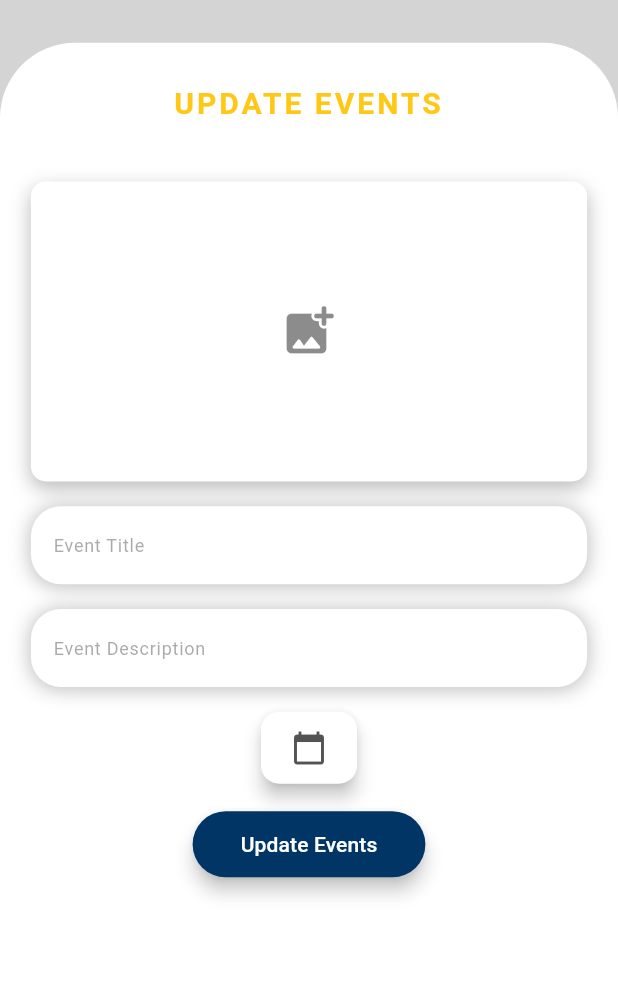
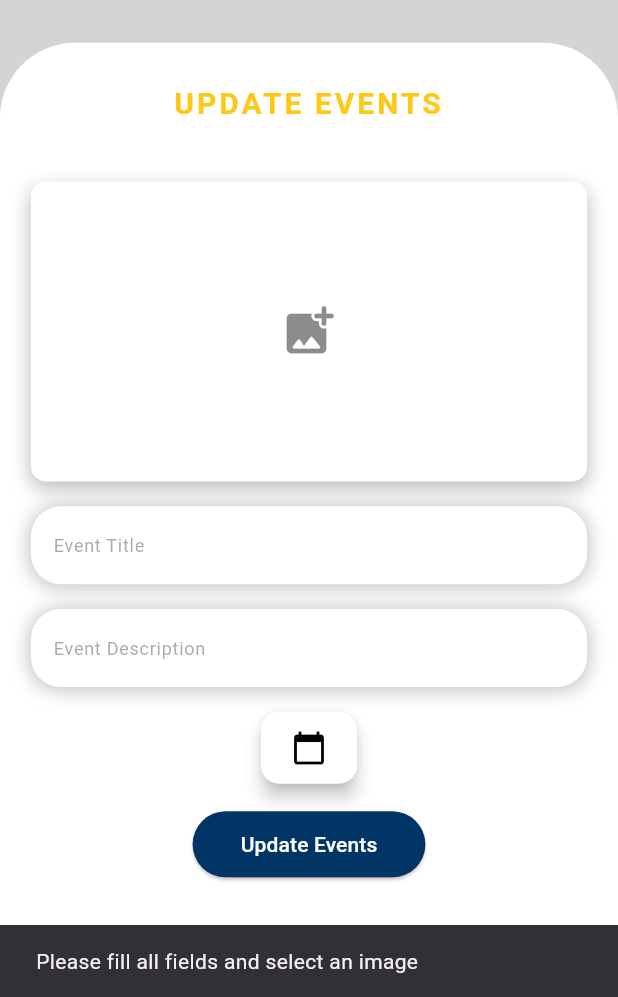
Before and after one commit to hammadak03/MUET-Admin, a Flutter app: the UpdateEventsScreen screen opened by its route, after a tap on "Update Events", on a phone screen of 412 x 824 dp, the part 239-1236 px from its top. Run offline on Flutter 3.47's test engine with Material 3 defaults, Android fonts, the phone set to English and light mode, and no system bars; our stand-ins replace cloud_firestore, firebase_core, firebase_storage, get, image_picker; accounts and stored records are empty.

Commit message:
Added funtion to upload data to firestore database in update_events_screen.dart

```diff
--- a/lib/screens/update_events_screen.dart
+++ b/lib/screens/update_events_screen.dart
@@ -1,5 +1,8 @@
 import 'package:flutter/material.dart';
 import 'package:image_picker/image_picker.dart';
+import 'package:firebase_storage/firebase_storage.dart';
+import 'package:cloud_firestore/cloud_firestore.dart';
+import 'dart:io';
 import '../utils/colors.dart';
 import '../utils/screen_utils.dart';
 import '../widgets/custom_textfield.dart';
@@ -22,9 +25,9 @@ class _UpdateEventsScreenState extends State<UpdateEventsScreen> {
 
   @override
   void dispose() {
-    super.dispose();
     _titleController.dispose();
     _descriptionController.dispose();
+    super.dispose();
   }
 
   Future<XFile?> _pickImage() async {
@@ -49,6 +52,42 @@ class _UpdateEventsScreenState extends State<UpdateEventsScreen> {
     }
   }
 
+  Future<void> _uploadEvent() async {
+    if (_titleController.text.isEmpty ||
+        _descriptionController.text.isEmpty ||
+        _selectedDate == null ||
+        _image == null) {
+      ScaffoldMessenger.of(context).showSnackBar(
+        SnackBar(content: Text('Please fill all fields and select an image')),
+      );
+      return;
+    }
+
+    try {
+      // Upload image to Firebase Storage
+      final storageRef = FirebaseStorage.instance.ref();
+      final imageRef = storageRef.child('events/${_image!.name}');
+      await imageRef.putFile(File(_image!.path));
+      final imageUrl = await imageRef.getDownloadURL();
+
+      // Upload event data to Firestore
+      await FirebaseFirestore.instance.collection('events').add({
+        'title': _titleController.text,
+        'description': _descriptionController.text,
+        'date': _selectedDate!.toIso8601String(),
+        'imageUrl': imageUrl,
+      });
+
+      ScaffoldMessenger.of(context).showSnackBar(
+        SnackBar(content: Text('Event updated successfully')),
+      );
+    } catch (e) {
+      ScaffoldMessenger.of(context).showSnackBar(
+        SnackBar(content: Text('Failed to update event: $e')),
+      );
+    }
+  }
+
   @override
   Widget build(BuildContext context) {
     return Scaffold(
@@ -58,6 +97,7 @@ class _UpdateEventsScreenState extends State<UpdateEventsScreen> {
           children: [
             CustomBackground(
               title: 'Update Events',
+              child: SingleChildScrollView(
                 child: Padding(
                   padding: EdgeInsets.symmetric(horizontal: ScreenUtils.width(context) * 0.05),
                   child: Column(
@@ -97,25 +137,22 @@ class _UpdateEventsScreenState extends State<UpdateEventsScreen> {
                         child: const Icon(
                           Icons.calendar_today,
                           size: 24,
-                        color: textColor,
+                          color: Colors.black,
                         ),
                       ),
                       SizedBox(
                         height: ScreenUtils.height(context) * 0.02,
                       ),
                       ElevatedButton(
-                      onPressed: () {
-                        // Handle form submission
-                      },
+                        onPressed: _uploadEvent,
                         style: ElevatedButton.styleFrom(
                           backgroundColor: darkBlueColor,
                           padding: const EdgeInsets.symmetric(horizontal: 32, vertical: 12),
-                        elevation: 5,
                         ),
-
                         child: const Text('Update Events', style: TextStyle(color: Colors.white),),
                       ),
                     ],
+                  ),
                 ),
               ),
             ),
--- a/pubspec.yaml
+++ b/pubspec.yaml
@@ -38,6 +38,8 @@ dependencies:
   get: ^4.6.6
   image_picker: ^1.1.1
   firebase_core: ^2.31.0
+  cloud_firestore: ^4.17.4
+  firebase_storage: ^11.7.6
 
 dev_dependencies:
   flutter_test:
```
Also changed, not shown: lib/main.dart (+6 -2 lines), pubspec.lock, 4 other files. Lines whose indentation alone changed are shown as unchanged.
